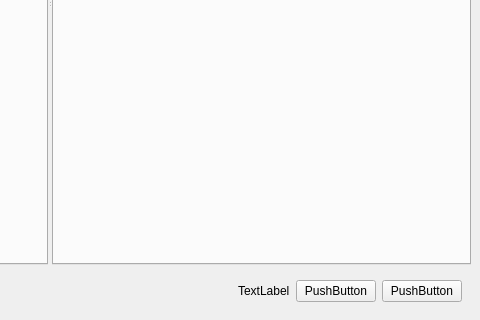
Above: mainwindow.ui from Gosha1122/CodeEditor2MenuBar before the change; both pictures show x 624 to 1104 and y 280 to 600 of the 1104 by 600 pixel window. Below: the same form after it.
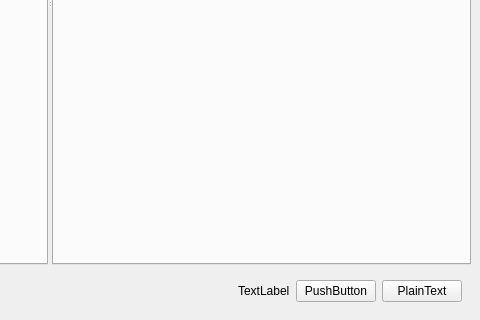
That is the form after the change.

Patch:
```diff
--- a/mainwindow.ui
+++ b/mainwindow.ui
@@ -125,7 +125,7 @@
            <item>
             <widget class="QPushButton" name="pushButton">
              <property name="text">
-              <string>PushButton</string>
+              <string>PlainText</string>
              </property>
             </widget>
            </item>
```
Left out of the diff: 2 changed lines with no effect on the pictures.
